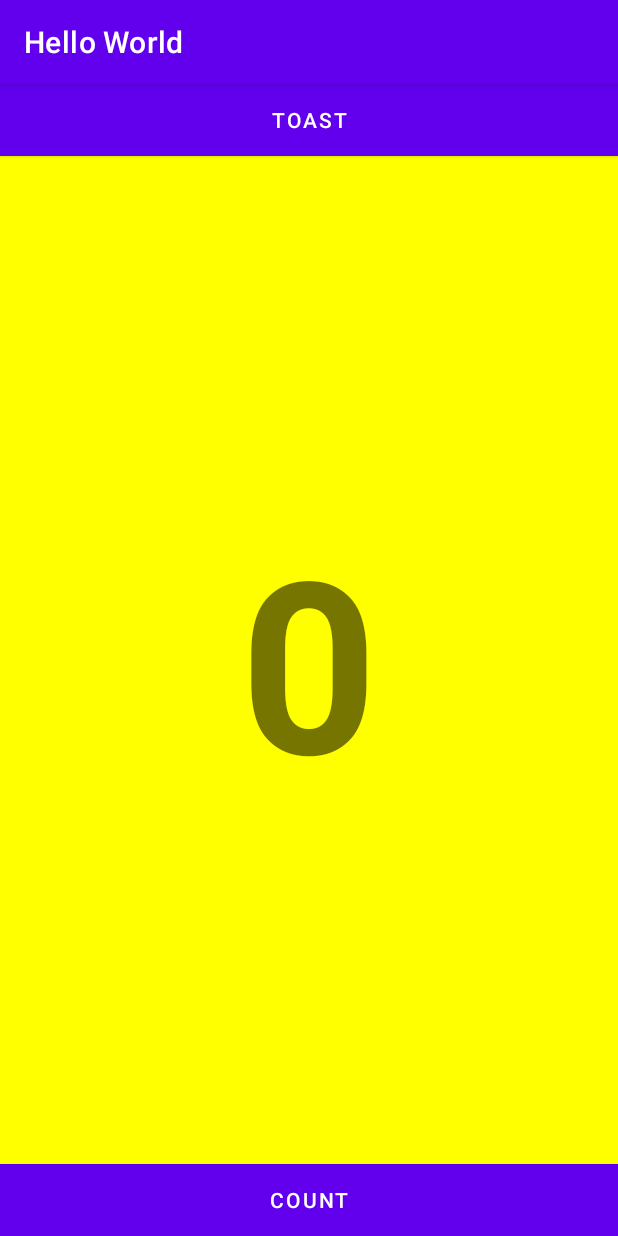
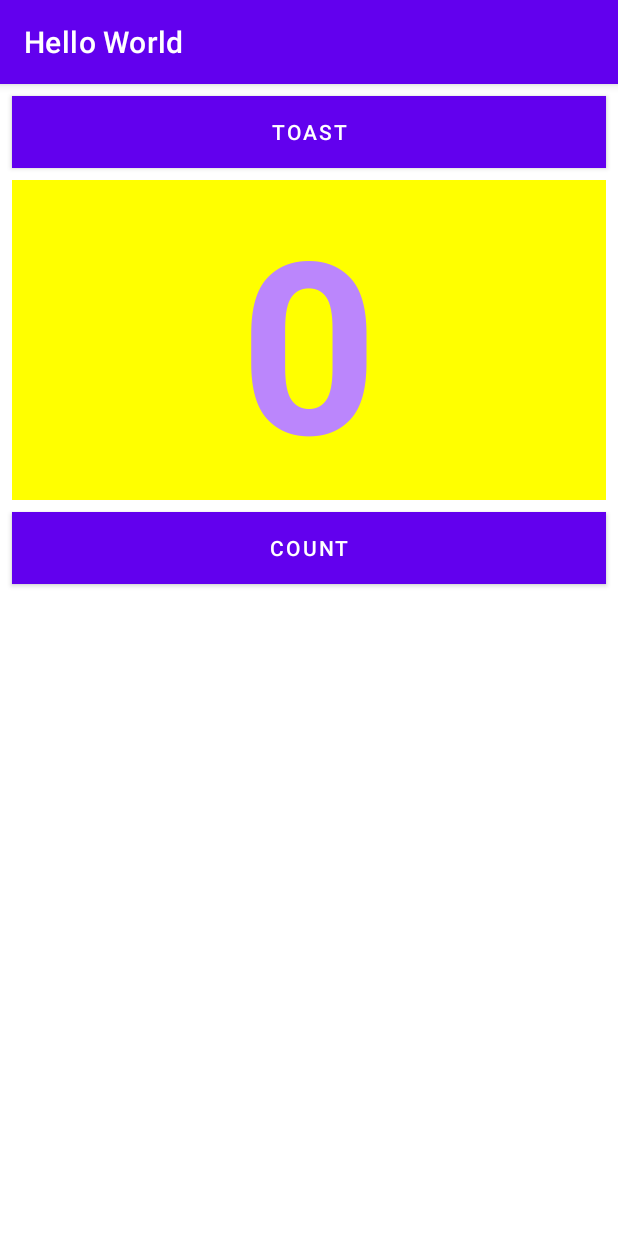
Before and after one commit to zodiacVG/IntelligentMobileDevelopment, an Android app: the screen it shows after launch (MainActivity), on a phone screen of 412 x 824 dp. Run offline under Robolectric (Android 15) with nearby library versions, the phone set to English and light mode, and no system bars.

Commit message:
完成relative布局

```diff
--- a/lab2/app/src/main/res/layout-land/activity_main.xml
+++ b/lab2/app/src/main/res/layout-land/activity_main.xml
@@ -11,7 +11,7 @@
         android:layout_width="0dp"
         android:layout_height="wrap_content"
         android:background="@color/colorPrimary"
-        android:text="@string/button_lable_toast"
+        android:text="@string/button_label_toast"
         android:textColor="@color/white"
         app:layout_constraintEnd_toEndOf="parent"
         app:layout_constraintStart_toStartOf="parent"
--- a/lab2/app/src/main/res/layout/activity_main.xml
+++ b/lab2/app/src/main/res/layout/activity_main.xml
@@ -1,43 +1,101 @@
-<?xml version="1.0" encoding="utf-8"?>
-<LinearLayout xmlns:android="http://schemas.android.com/apk/res/android"
+<!--<?xml version="1.0" encoding="utf-8"?>-->
+<!--<RelativeLayout xmlns:android="http://schemas.android.com/apk/res/android"-->
+<!--    xmlns:app="http://schemas.android.com/apk/res-auto"-->
+<!--    xmlns:tools="http://schemas.android.com/tools"-->
+<!--    android:layout_width="match_parent"-->
+<!--    android:layout_height="match_parent"-->
+<!--    android:orientation="vertical"-->
+<!--    tools:context=".MainActivity">-->
+
+<!--    <Button-->
+<!--        android:id="@+id/button_toast"-->
+<!--        android:layout_width="match_parent"-->
+<!--        android:layout_height="wrap_content"-->
+<!--        android:background="@color/colorPrimary"-->
+<!--        android:onClick="showToast"-->
+<!--        android:text="@string/button_lable_toast"-->
+<!--        android:textColor="@color/white"-->
+<!--        tools:layout_editor_absoluteY="113dp" />-->
+
+
+<!--    <TextView-->
+<!--        android:id="@+id/show_count"-->
+<!--        android:layout_width="match_parent"-->
+<!--        android:layout_height="wrap_content"-->
+<!--        android:background="#FFFF00"-->
+<!--        android:gravity="center_horizontal|center_vertical"-->
+<!--        android:text="@string/count_initial_value"-->
+<!--        android:textSize="160dp"-->
+<!--        android:textStyle="bold"-->
+<!--        app:layout_constraintHorizontal_bias="0.0"-->
+<!--        app:layout_constraintVertical_bias="0.0"-->
+<!--        android:layout_below="@id/button_toast"-->
+<!--        android:layout_alignParentLeft="true"-->
+<!--        android:layout_alignParentRight="true"/>-->
+
+<!--    <Button-->
+<!--        android:id="@+id/button_count"-->
+<!--        android:layout_width="match_parent"-->
+<!--        android:layout_height="wrap_content"-->
+<!--        android:background="@color/colorPrimary"-->
+<!--        android:onClick="countUp"-->
+<!--        android:text="@string/button_label_count"-->
+<!--        android:textColor="@color/white"-->
+<!--        android:layout_below="@id/show_count"-->
+<!--        android:layout_centerHorizontal="true"/>-->
+
+<!--</RelativeLayout>-->
+
+<RelativeLayout xmlns:android="http://schemas.android.com/apk/res/android"
     xmlns:app="http://schemas.android.com/apk/res-auto"
     xmlns:tools="http://schemas.android.com/tools"
     android:layout_width="match_parent"
     android:layout_height="match_parent"
     android:orientation="vertical"
-    tools:context=".MainActivity">
+    tools:context="com.example.android.hellotoast.MainActivity">
 
     <Button
         android:id="@+id/button_toast"
         android:layout_width="match_parent"
         android:layout_height="wrap_content"
+        android:layout_marginEnd="8dp"
+        android:layout_marginStart="8dp"
+        android:layout_marginTop="8dp"
         android:background="@color/colorPrimary"
         android:onClick="showToast"
-        android:text="@string/button_lable_toast"
-        android:textColor="@color/white"
-        tools:layout_editor_absoluteY="113dp" />
-
+        android:text="@string/button_label_toast"
+        android:textColor="@android:color/white" />
 
     <TextView
         android:id="@+id/show_count"
         android:layout_width="match_parent"
         android:layout_height="wrap_content"
-        android:layout_weight="1"
+        android:gravity="center_vertical"
+        android:layout_marginBottom="8dp"
+        android:layout_marginEnd="8dp"
+        android:layout_marginStart="8dp"
+        android:layout_marginTop="8dp"
         android:background="#FFFF00"
-        android:gravity="center_horizontal|center_vertical"
         android:text="@string/count_initial_value"
-        android:textSize="160dp"
+        android:textAlignment="center"
+        android:textColor="@color/colorPrimary"
+        android:textSize="160sp"
         android:textStyle="bold"
-        app:layout_constraintHorizontal_bias="0.0"
-        app:layout_constraintVertical_bias="0.0" />
+        android:layout_below="@+id/button_toast"
+        android:layout_alignParentLeft="true"
+        android:layout_alignParentStart="true" />
 
     <Button
         android:id="@+id/button_count"
         android:layout_width="match_parent"
         android:layout_height="wrap_content"
+        android:layout_marginBottom="8dp"
+        android:layout_marginEnd="8dp"
+        android:layout_marginStart="8dp"
         android:background="@color/colorPrimary"
         android:onClick="countUp"
         android:text="@string/button_label_count"
-        android:textColor="@color/white" />
-
-</LinearLayout>
+        android:textColor="@android:color/white"
+        android:layout_below="@+id/show_count"
+        android:layout_centerHorizontal="true"/>
+</RelativeLayout>
--- a/lab2/app/src/main/res/values/strings.xml
+++ b/lab2/app/src/main/res/values/strings.xml
@@ -1,6 +1,6 @@
 <resources>
     <string name="app_name">Hello World</string>
-    <string name="button_lable_toast">Toast</string>
+    <string name="button_label_toast">Toast</string>
     <string name="button_label_count">count</string>
     <string name="count_initial_value">0</string>
     <string name="toast_message">Hello Toast</string>
```
Also changed, not shown: 1 other file.
